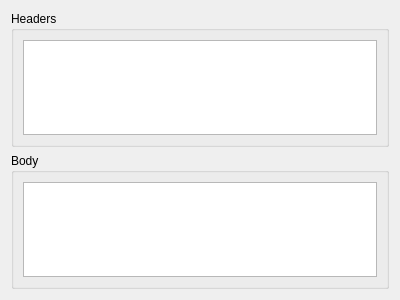
This is src/gui/widget/ResponseWidget/ResponseWidget.ui in xarbit/getit as Qt 5 draws it before an edit. The edited form follows.
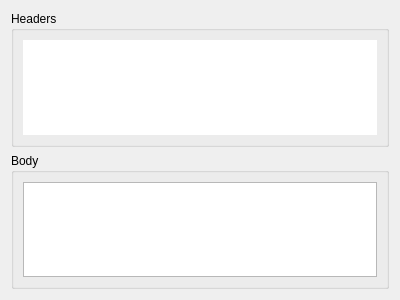
This is the edited form.

Commit message: Display response in GUI

Patch:
```diff
--- a/src/gui/widget/ResponseWidget/ResponseWidget.ui
+++ b/src/gui/widget/ResponseWidget/ResponseWidget.ui
@@ -21,7 +21,35 @@
      </property>
      <layout class="QGridLayout" name="gridLayout_2">
       <item row="0" column="0">
-       <widget class="QTableWidget" name="headers"/>
+       <widget class="QListWidget" name="headers">
+        <property name="frameShape">
+         <enum>QFrame::NoFrame</enum>
+        </property>
+        <property name="frameShadow">
+         <enum>QFrame::Plain</enum>
+        </property>
+        <property name="editTriggers">
+         <set>QAbstractItemView::NoEditTriggers</set>
+        </property>
+        <property name="showDropIndicator" stdset="0">
+         <bool>false</bool>
+        </property>
+        <property name="dragDropOverwriteMode">
+         <bool>false</bool>
+        </property>
+        <property name="alternatingRowColors">
+         <bool>true</bool>
+        </property>
+        <property name="selectionMode">
+         <enum>QAbstractItemView::SingleSelection</enum>
+        </property>
+        <property name="selectionBehavior">
+         <enum>QAbstractItemView::SelectRows</enum>
+        </property>
+        <property name="sortingEnabled">
+         <bool>true</bool>
+        </property>
+       </widget>
       </item>
      </layout>
     </widget>
```
The commit also changes 8 other files.
